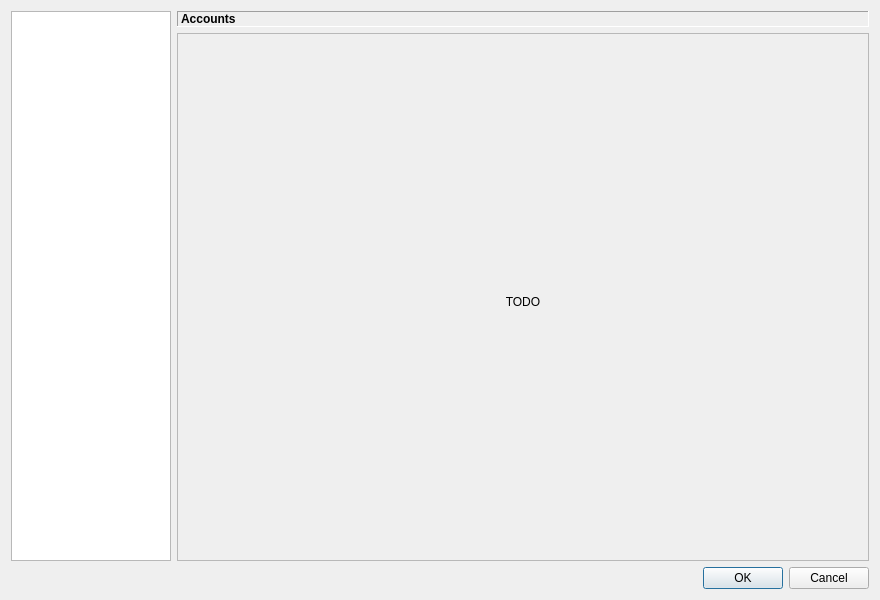
Above: src/gui/settings/settings_dialog.ui from erengy/taiga before the change. Below: the same form after it.
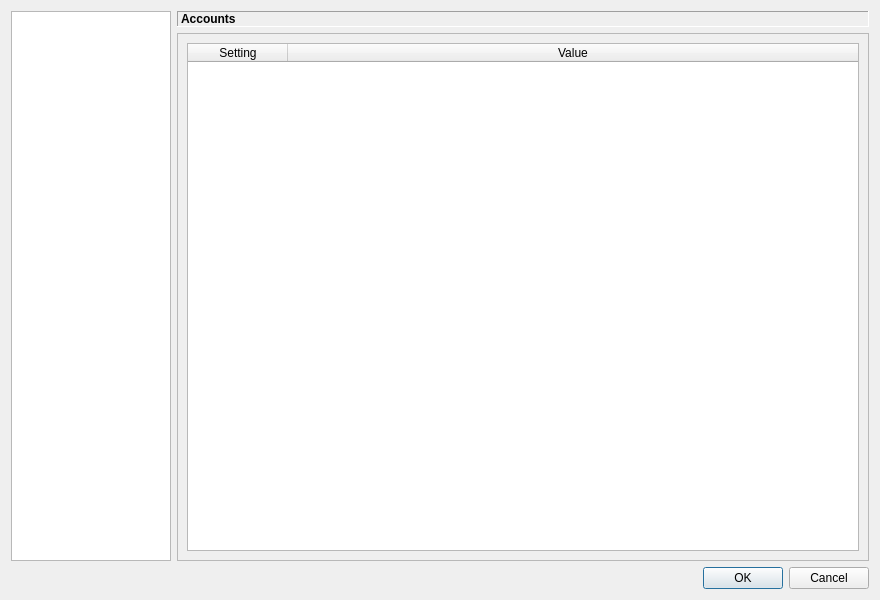
That is the form after the change. The open tabs and pages were chosen to show the change.

Commit message: Add advanced settings page

```diff
--- a/src/gui/settings/settings_dialog.ui
+++ b/src/gui/settings/settings_dialog.ui
@@ -416,6 +416,39 @@
            </item>
           </layout>
          </widget>
+         <widget class="QWidget" name="advancedPage">
+          <layout class="QVBoxLayout" name="verticalLayout_12">
+           <item>
+            <widget class="QTableWidget" name="advancedTable">
+             <property name="alternatingRowColors">
+              <bool>true</bool>
+             </property>
+             <property name="selectionMode">
+              <enum>QAbstractItemView::SingleSelection</enum>
+             </property>
+             <property name="selectionBehavior">
+              <enum>QAbstractItemView::SelectRows</enum>
+             </property>
+             <attribute name="horizontalHeaderStretchLastSection">
+              <bool>true</bool>
+             </attribute>
+             <attribute name="verticalHeaderVisible">
+              <bool>false</bool>
+             </attribute>
+             <column>
+              <property name="text">
+               <string>Setting</string>
+              </property>
+             </column>
+             <column>
+              <property name="text">
+               <string>Value</string>
+              </property>
+             </column>
+            </widget>
+           </item>
+          </layout>
+         </widget>
         </widget>
        </item>
       </layout>
```
The commit also changes 4 other files.
